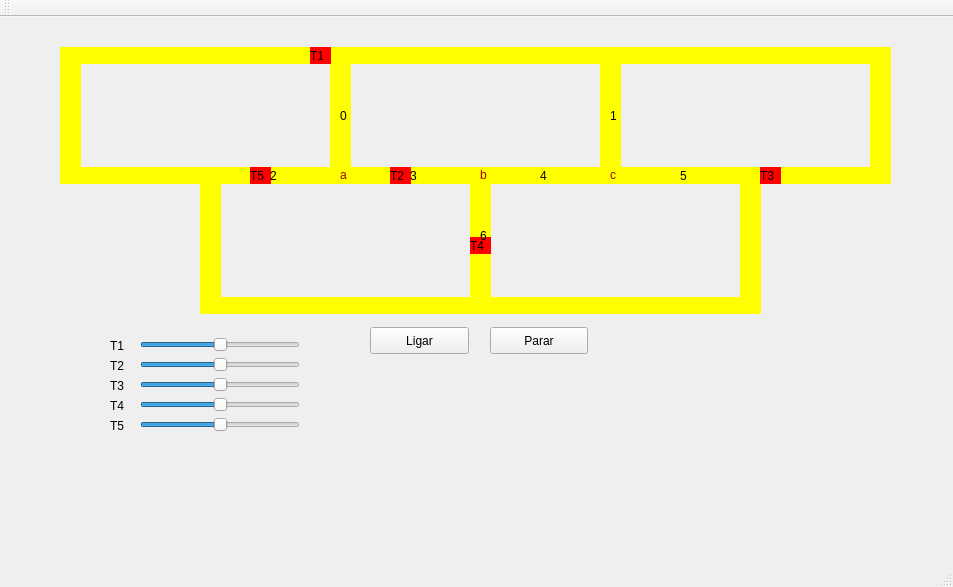
Before: the Qt Designer form mainwindow.ui in paulosandinof/qt-deadlock-simulation, drawn with Qt 5.
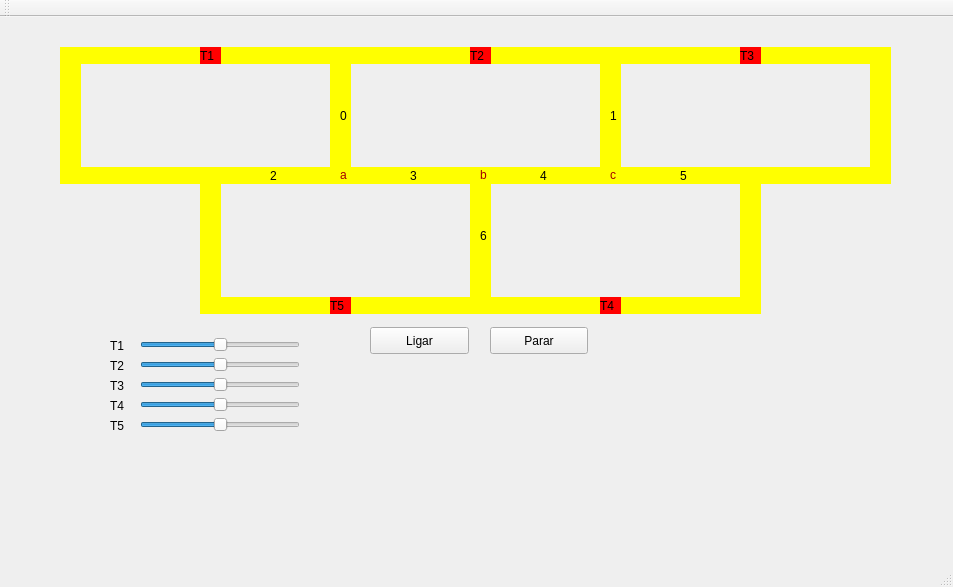
After: the same form once the commit is applied.

Patch:
```diff
--- a/mainwindow.ui
+++ b/mainwindow.ui
@@ -17,7 +17,7 @@
    <widget class="QLabel" name="label_trem1">
     <property name="geometry">
      <rect>
-      <x>310</x>
+      <x>200</x>
       <y>30</y>
       <width>21</width>
       <height>17</height>
@@ -171,8 +171,8 @@
    <widget class="QLabel" name="label_trem2">
     <property name="geometry">
      <rect>
-      <x>390</x>
-      <y>150</y>
+      <x>470</x>
+      <y>30</y>
       <width>21</width>
       <height>17</height>
      </rect>
@@ -315,8 +315,8 @@
    <widget class="QLabel" name="label_trem4">
     <property name="geometry">
      <rect>
-      <x>470</x>
-      <y>220</y>
+      <x>600</x>
+      <y>280</y>
       <width>21</width>
       <height>17</height>
      </rect>
@@ -331,8 +331,8 @@
    <widget class="QLabel" name="label_trem5">
     <property name="geometry">
      <rect>
-      <x>250</x>
-      <y>150</y>
+      <x>330</x>
+      <y>280</y>
       <width>21</width>
       <height>17</height>
      </rect>
@@ -347,8 +347,8 @@
    <widget class="QLabel" name="label_trem3">
     <property name="geometry">
      <rect>
-      <x>760</x>
-      <y>150</y>
+      <x>740</x>
+      <y>30</y>
       <width>21</width>
       <height>17</height>
      </rect>
```
